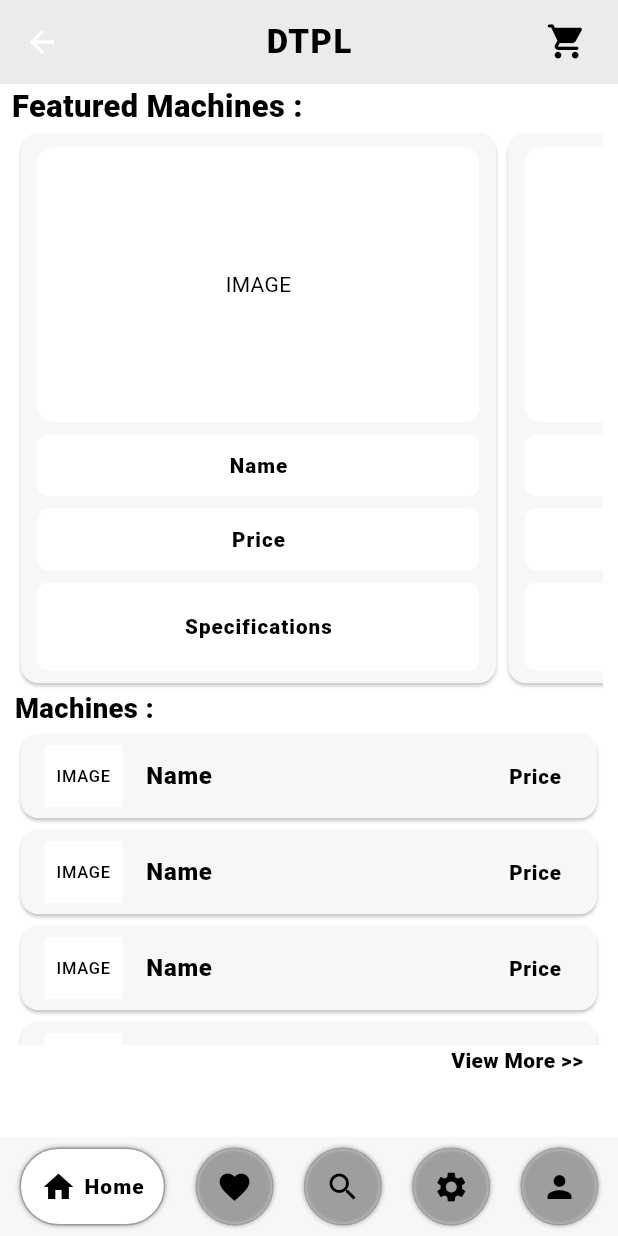
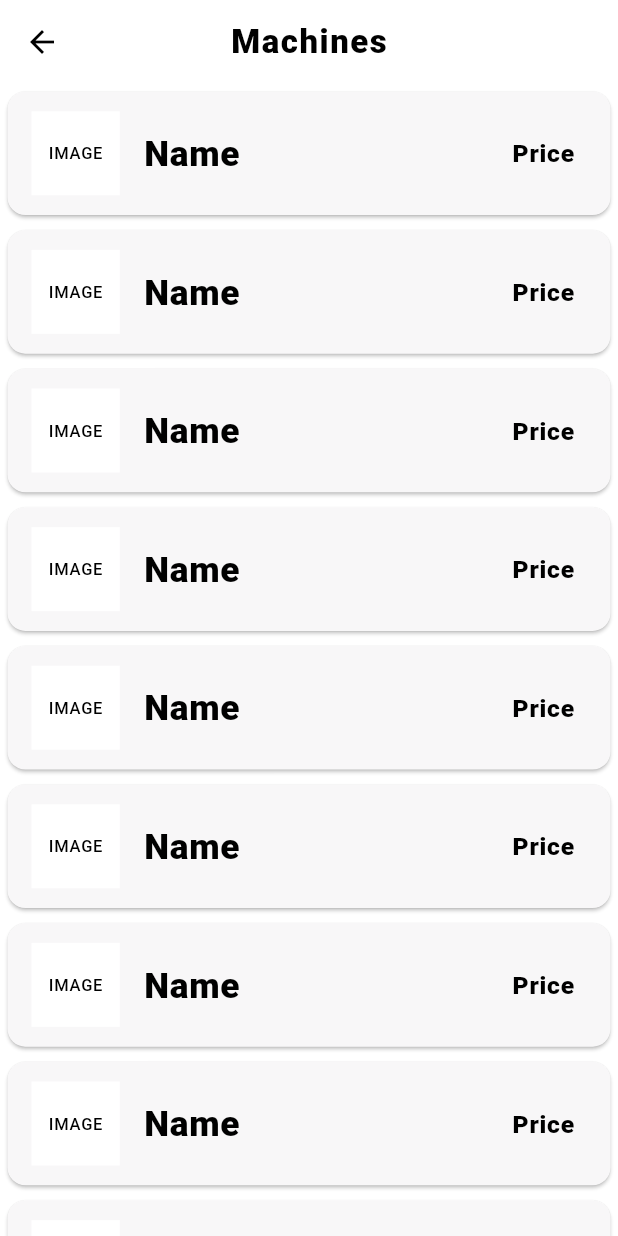
Before and after one commit to HarshitaBhamare/DTPL_APP, a Flutter app: the HomePage screen opened directly, scrolled down 576 dp, after a tap on "View More >>", on a phone screen of 412 x 824 dp. Run offline on Flutter 3.47's test engine with Material 3 defaults, Android fonts, the phone set to English and light mode, and no system bars; drawn by our look-alikes of flutter_animate, google_nav_bar; our stand-ins replace firebase_auth, firebase_core, google_fonts, loading_animation_widget; accounts and stored records are empty.

Commit message:
view More....

```diff
--- a/lib/Pages/HomePages/customList.dart
+++ b/lib/Pages/HomePages/customList.dart
@@ -1,57 +1,84 @@
-// import 'package:flutter/material.dart';
-// import 'package:google_nav_bar/google_nav_bar.dart';
+import 'package:flutter/material.dart';
+import 'package:flutter_animate/flutter_animate.dart';
+import 'package:google_fonts/google_fonts.dart';
 
-// class CustomList extends StatefulWidget {
-//   const CustomList({super.key});
+class ListOfItems extends StatefulWidget {
+  const ListOfItems({super.key});
 
-//   @override
-//   State<CustomList> createState() => _CustomListState();
-// }
+  @override
+  State<ListOfItems> createState() => _ListOfItemsState();
+}
 
-// class _CustomListState extends State<CustomList> {
-//   @override
-//   Widget build(BuildContext context) {
-//     return BottomNavigationBar(items: items)(
-//       child: GNav(
-//           // rippleColor: Colors.grey[800], // tab button ripple color when pressed
-//           // hoverColor: Colors.grey[700], // tab button hover color
-//           haptic: true, // haptic feedback
-//           tabBorderRadius: 15,
-//           tabActiveBorder:
-//               Border.all(color: Colors.black, width: 1), // tab button border
-//           tabBorder:
-//               Border.all(color: Colors.grey, width: 1), // tab button border
-//           tabShadow: [
-//             BoxShadow(color: Colors.grey.withOpacity(0.5), blurRadius: 8)
-//           ], // tab button shadow
-//           curve: Curves.easeOutExpo, // tab animation curves
-//           duration: Duration(milliseconds: 900), // tab animation duration
-//           gap: 8, // the tab button gap between icon and text
-//           color: Colors.grey[800], // unselected icon color
-//           activeColor: Colors.purple, // selected icon and text color
-//           iconSize: 24, // tab button icon size
-//           tabBackgroundColor:
-//               Colors.purple.withOpacity(0.1), // selected tab background color
-//           padding: EdgeInsets.symmetric(
-//               horizontal: 20, vertical: 5), // navigation bar padding
-//           tabs: [
-//             GButton(
-//               icon: Icons.home,
-//               text: 'Home',
-//             ),
-//             GButton(
-//               icon: Icons.abc,
-//               text: 'Likes',
-//             ),
-//             GButton(
-//               icon: Icons.search,
-//               text: 'Search',
-//             ),
-//             GButton(
-//               icon: Icons.panorama_fisheye_outlined,
-//               text: 'Profile',
-//             )
-//           ]),
-//     );
-//   }
-// }
+class _ListOfItemsState extends State<ListOfItems> {
+  @override
+  Widget build(BuildContext context) {
+    Size size = MediaQuery.of(context).size;
+    return Scaffold(
+      appBar: AppBar(
+        centerTitle: true,
+        title: Text('Machines',
+            style: GoogleFonts.gowunBatang(
+                textStyle: TextStyle(
+              letterSpacing: 1,
+              color: Theme.of(context).colorScheme.primary,
+              fontWeight: FontWeight.w900,
+            ))).animate().fade(delay: Duration(milliseconds: 100)).scale(),
+        backgroundColor: Theme.of(context).colorScheme.background,
+        iconTheme: IconThemeData(color: Theme.of(context).colorScheme.primary),
+      ),
+      backgroundColor: Theme.of(context).colorScheme.background,
+      body: Column(
+        children: [
+          Container(
+            child: ListView.builder(
+              itemCount: 10,
+              shrinkWrap: true,
+              itemBuilder: (ctx, int) {
+                return Card(
+                  margin: EdgeInsets.all(5),
+                  color: Theme.of(context).colorScheme.secondary,
+                  child: SizedBox(
+                    height: size.height / 10,
+                    child: Center(
+                      child: ListTile(
+                          leading: Container(
+                            width: size.width / 7,
+                            height: size.height / 5,
+                            color: Theme.of(context).colorScheme.background,
+                            child: Center(
+                              child: Text(
+                                'IMAGE',
+                                style: TextStyle(
+                                    color:
+                                        Theme.of(context).colorScheme.primary),
+                              ),
+                            ),
+                          ),
+                          // leading: Image.asset(),
+                          title: Text('Name',
+                              style: GoogleFonts.gowunBatang(
+                                textStyle: TextStyle(
+                                    fontWeight: FontWeight.w900,
+                                    fontSize: size.height / 35,
+                                    color:
+                                        Theme.of(context).colorScheme.primary),
+                              )),
+                          trailing: Text("Price",
+                              style: GoogleFonts.gowunBatang(
+                                textStyle: TextStyle(
+                                    fontSize: size.height / 50,
+                                    fontWeight: FontWeight.w900,
+                                    color:
+                                        Theme.of(context).colorScheme.primary),
+                              ))),
+                    ),
+                  ),
+                );
+              },
+            ).animate().fade(duration: Duration(milliseconds: 700)).slideY(),
+          ),
+        ],
+      ),
+    );
+  }
+}
--- a/lib/Pages/HomePages/homePage.dart
+++ b/lib/Pages/HomePages/homePage.dart
@@ -1,4 +1,5 @@
-import 'package:dtpl_app/Components/customMenuImg.dart';
+import 'package:dtpl_app/Pages/HomePages/SpecifiedMenuBar.dart';
+import 'package:dtpl_app/Pages/HomePages/customList.dart';
 import 'package:flutter/material.dart';
 import 'package:flutter_animate/flutter_animate.dart';
 import 'package:google_nav_bar/google_nav_bar.dart';
@@ -55,10 +56,8 @@ class _HomePageState extends State<HomePage> {
           InkWell(
             onTap: () {
               print('Menu open');
-              // Navigator.push(
-              //     context,
-              //     MaterialPageRoute(
-              //         builder: (context) => SpecifiedMenuBarImg()));
+              Navigator.push(context,
+                  MaterialPageRoute(builder: (context) => SpecifiedMenuBar()));
             },
             child: SizedBox(
               height: size.height / 2.2,
@@ -163,7 +162,7 @@ class _HomePageState extends State<HomePage> {
                   ),
                 ),
               ),
-            ).animate().fadeIn(delay: Duration(milliseconds: 900)),
+            ).animate().fade(delay: Duration(milliseconds: 900)).slideX(),
           ),
           SizedBox(
             width: size.width / 1.05,
@@ -182,20 +181,26 @@ class _HomePageState extends State<HomePage> {
             height: size.height / 3.9,
             // color: Colors.amber,
             child: ListView.builder(
+              itemCount: 10,
               shrinkWrap: true,
               itemBuilder: (ctx, int) {
                 return Card(
+                  margin: EdgeInsets.all(5),
                   color: Theme.of(context).colorScheme.secondary,
+                  child: SizedBox(
+                    height: size.height / 10,
+                    child: Center(
                       child: ListTile(
                           leading: Container(
-                        width: size.width / 8,
-                        height: size.height / 20,
+                            width: size.width / 7,
+                            height: size.height / 5,
                             color: Theme.of(context).colorScheme.background,
                             child: Center(
                               child: Text(
                                 'IMAGE',
                                 style: TextStyle(
-                                color: Theme.of(context).colorScheme.primary),
+                                    color:
+                                        Theme.of(context).colorScheme.primary),
                               ),
                             ),
                           ),
@@ -204,27 +209,39 @@ class _HomePageState extends State<HomePage> {
                               style: GoogleFonts.gowunBatang(
                                 textStyle: TextStyle(
                                     fontWeight: FontWeight.w900,
-                                color: Theme.of(context).colorScheme.primary),
+                                    fontSize: size.height / 35,
+                                    color:
+                                        Theme.of(context).colorScheme.primary),
                               )),
                           trailing: Text("Price",
                               style: GoogleFonts.gowunBatang(
                                 textStyle: TextStyle(
-                                fontSize: size.height / 60,
+                                    fontSize: size.height / 50,
                                     fontWeight: FontWeight.w900,
-                                color: Theme.of(context).colorScheme.primary),
+                                    color:
+                                        Theme.of(context).colorScheme.primary),
                               ))),
+                    ),
+                  ),
                 );
               },
-            ).animate().fade(delay: Duration(milliseconds: 1200)).slideY(),
+            )
+                .animate()
+                .fadeIn(
+                    delay: Duration(milliseconds: 1200),
+                    duration: Duration(milliseconds: 700))
+                .slideY(),
           ),
-
           Row(
             mainAxisAlignment: MainAxisAlignment.end,
             children: [
               SizedBox(
                 width: size.width / 3.7,
                 child: InkWell(
-                  onTap: () {},
+                  onTap: () {
+                    Navigator.push(context,
+                        MaterialPageRoute(builder: (context) => ListOfItems()));
+                  },
                   child: Text(
                     'View More >>',
                     style: GoogleFonts.gowunBatang(
--- a/lib/main.dart
+++ b/lib/main.dart
@@ -4,7 +4,7 @@ import 'package:dtpl_app/Pages/AuthPages/landingPage.dart';
 import 'package:dtpl_app/Pages/AuthPages/loginPage.dart';
 import 'package:dtpl_app/Pages/AuthPages/registerPage.dart';
 import 'package:dtpl_app/Pages/HomePages/homePage.dart';
-import 'package:dtpl_app/Components/customMenuImg.dart';
+import 'package:dtpl_app/Pages/HomePages/SpecifiedMenuBar.dart';
 import 'package:dtpl_app/Pages/HomePages/listModel.dart';
 import 'package:dtpl_app/Providers/buttonManager.dart';
 import 'package:dtpl_app/Providers/buttonProvider.dart';
@@ -55,8 +55,8 @@ class _MyAppState extends State<MyApp> {
       debugShowCheckedModeBanner: false,
       theme: CustomThemes.lightTheme,
       home: Scaffold(
-        body: SpecifiedMenuBar(),
-        // body: HomePage(),
+        // body: SpecifiedMenuBar(),
+        body: HomePage(),
         // body: LandingPage(),
         // body: SpecifiedMenuBar(),
       ),
--- a/pubspec.yaml
+++ b/pubspec.yaml
@@ -43,6 +43,7 @@ dependencies:
   google_fonts: ^6.1.0
   google_nav_bar: ^5.0.6
   flutter_animate: ^4.5.0
+  flutter_hidden_drawer: ^1.0.1
   # provider:
 
 dev_dependencies:
```
Also changed, not shown: lib/Pages/HomePages/hiddenDrawer.dart (added, +20 -0 lines), lib/Pages/HomePages/SpecifiedMenuBar.dart (renamed from lib/Components/customMenuImg.dart), pubspec.lock. Lines whose indentation alone changed are shown as unchanged.
